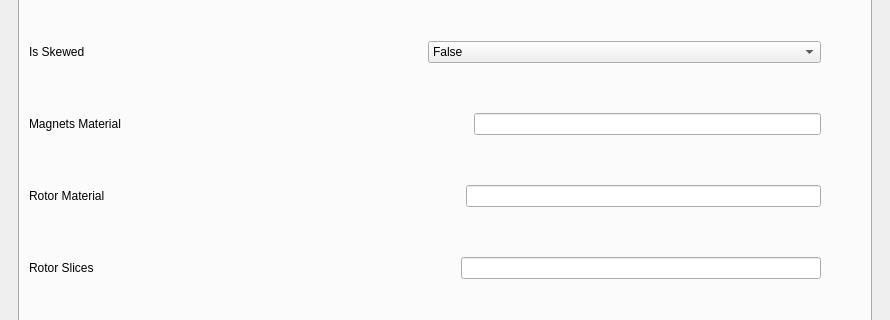
This is src/ansys/aedt/toolkits/motor/ui/common/toolkit.ui in ansys/magnet-segmentation-toolkit as Qt 5 draws it before an edit; both pictures show x 0 to 890 and y 224 to 544 of the 890 by 1178 pixel window. The edited form follows.
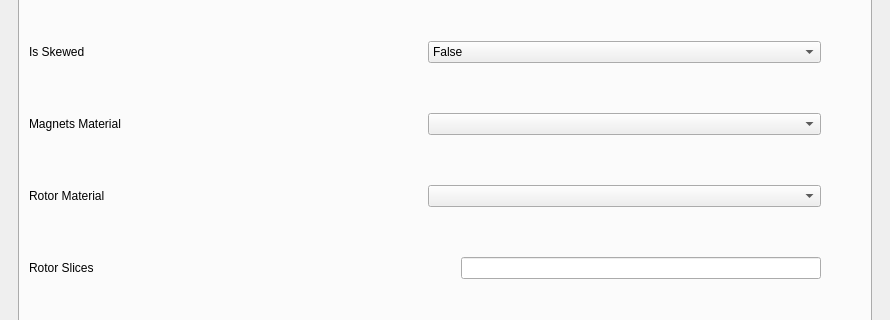
This is the edited form. The open tabs and pages were chosen to show the change.

What changed in the file:
```diff
--- a/src/ansys/aedt/toolkits/motor/ui/common/toolkit.ui
+++ b/src/ansys/aedt/toolkits/motor/ui/common/toolkit.ui
@@ -858,20 +858,7 @@
                 </widget>
                </item>
                <item>
-                <spacer name="horizontalSpacer_19">
-                 <property name="orientation">
-                  <enum>Qt::Horizontal</enum>
-                 </property>
-                 <property name="sizeHint" stdset="0">
-                  <size>
-                   <width>40</width>
-                   <height>20</height>
-                  </size>
-                 </property>
-                </spacer>
-               </item>
-               <item>
-                <widget class="QLineEdit" name="magnets_material"/>
+                <widget class="QComboBox" name="magnets_material"/>
                </item>
               </layout>
              </item>
@@ -885,20 +872,7 @@
                 </widget>
                </item>
                <item>
-                <spacer name="horizontalSpacer_20">
-                 <property name="orientation">
-                  <enum>Qt::Horizontal</enum>
-                 </property>
-                 <property name="sizeHint" stdset="0">
-                  <size>
-                   <width>40</width>
-                   <height>20</height>
-                  </size>
-                 </property>
-                </spacer>
-               </item>
-               <item>
-                <widget class="QLineEdit" name="rotor_material"/>
+                <widget class="QComboBox" name="rotor_material"/>
                </item>
               </layout>
              </item>
```
Left out of the diff: 2 changed lines with no effect on the pictures.
